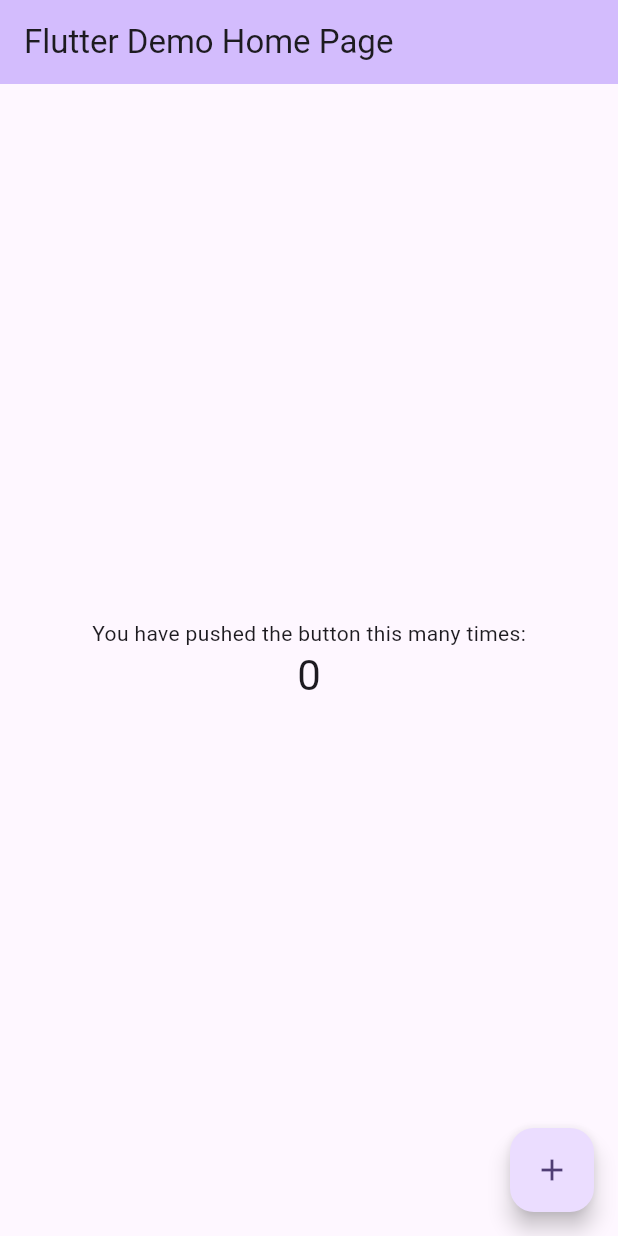
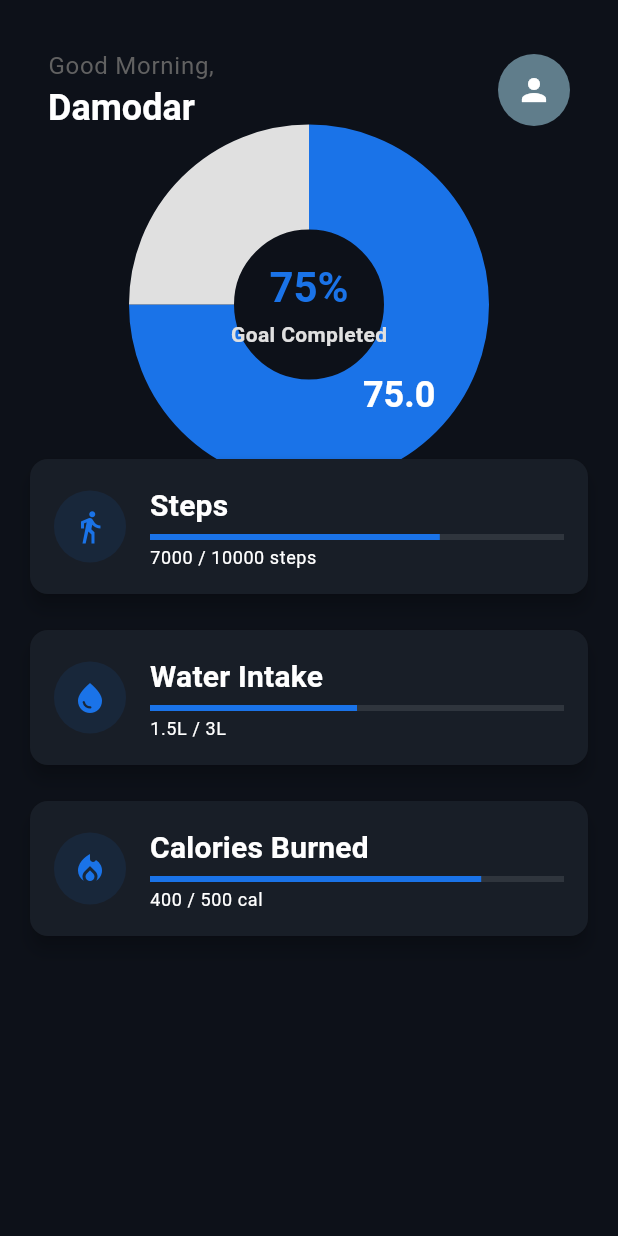
Before and after one commit to damodarsubedi/fitness_goal_tracker, a Flutter app: the screen it shows after launch, on a phone screen of 412 x 824 dp. Run offline on Flutter 3.47's test engine with Material 3 defaults, Android fonts, the phone set to English and light mode, and no system bars; drawn by our look-alikes of fl_chart; our stand-ins replace cloud_firestore, firebase_auth, firebase_core, firebase_messaging, flutter_local_notifications, flutter_riverpod; accounts and stored records are empty; Roboto replaces fonts that are missing (Montserrat).

Commit message:
theme services and dashboard ui design

```diff
--- /dev/null
+++ b/lib/app.dart
@@ -0,0 +1,12 @@
+import 'package:flutter/material.dart';
+import 'package:gym_goal_tracker/features/dashboard/presentation/dashboard_screen.dart';
+import 'package:gym_goal_tracker/shared/themes/app_theme.dart';
+
+class MyApp extends StatelessWidget {
+  const MyApp({super.key});
+
+  @override
+  Widget build(BuildContext context) {
+    return MaterialApp(title: 'Flutter Demo', theme: AppTheme.darkTheme, home: const DashboardScreen());
+  }
+}
--- a/lib/features/dashboard/presentation/dashboard_screen.dart
+++ b/lib/features/dashboard/presentation/dashboard_screen.dart
@@ -0,0 +1,43 @@
+import 'package:flutter/material.dart';
+import 'package:gym_goal_tracker/features/dashboard/widgets/completion_chart.dart';
+import 'package:gym_goal_tracker/features/dashboard/widgets/goal_summary_card.dart';
+import 'package:gym_goal_tracker/features/dashboard/widgets/dashboard_header.dart';
+
+class DashboardScreen extends StatelessWidget {
+  const DashboardScreen({super.key});
+
+  @override
+  Widget build(BuildContext context) {
+    return Scaffold(
+      body: SafeArea(
+        child: SingleChildScrollView(
+          padding: const EdgeInsets.all(16),
+          child: Column(
+            crossAxisAlignment: CrossAxisAlignment.start,
+            children: [
+              const DashboardHeader(),
+              const SizedBox(height: 24),
+              const CompletionChart(),
+              const SizedBox(height: 24),
+              const GoalSummaryCard(
+                title: "Steps",
+                progress: 0.7,
+                icon: Icons.directions_walk,
+                unit: "7000 / 10000 steps",
+              ),
+              const SizedBox(height: 16),
+              const GoalSummaryCard(title: "Water Intake", progress: 0.5, icon: Icons.water_drop, unit: "1.5L / 3L"),
+              const SizedBox(height: 16),
+              const GoalSummaryCard(
+                title: "Calories Burned",
+                progress: 0.8,
+                icon: Icons.local_fire_department,
+                unit: "400 / 500 cal",
+              ),
+            ],
+          ),
+        ),
+      ),
+    );
+  }
+}
--- a/lib/features/dashboard/widgets/completion_chart.dart
+++ b/lib/features/dashboard/widgets/completion_chart.dart
@@ -0,0 +1,69 @@
+import 'package:flutter/material.dart';
+import 'package:fl_chart/fl_chart.dart';
+
+class CompletionChart extends StatelessWidget {
+  const CompletionChart({super.key});
+
+  @override
+  Widget build(BuildContext context) {
+    return Center(
+      child: Stack(
+        alignment: Alignment.center,
+        children: [
+          SizedBox(
+            width: 150, // Width of the chart
+            height: 150, // Height of the chart
+            child: PieChart(
+              PieChartData(
+                sectionsSpace: 0, // No space between sections for a clean curve
+                centerSpaceRadius: 50, // Adjusts the space in the center
+                centerSpaceColor: Colors.transparent, // Transparent space in the center
+                borderData: FlBorderData(show: false), // Hides border for smoother look
+                startDegreeOffset: 270, // Start from the top of the circle
+                sections: [
+                  PieChartSectionData(
+                    value: 75, // 75% completed
+                    color: Theme.of(context).colorScheme.primary, // Primary color for the filled portion
+                    // title: '75%', // Percentage text inside the chart
+                    titleStyle: Theme.of(context).textTheme.headlineSmall?.copyWith(
+                      fontWeight: FontWeight.bold,
+                      color: Colors.white, // White text color to stand out on primary color
+                    ),
+                    radius: 70, // Radius of the filled section
+                  ),
+                  PieChartSectionData(
+                    value: 25, // 25% remaining
+                    color: Colors.grey.shade300, // Grey color for the remaining section
+                    title: '', // No title for this section
+                    radius: 70, // Same radius for the remaining section to match the filled portion
+                  ),
+                ],
+              ),
+            ),
+          ),
+          Column(
+            mainAxisAlignment: MainAxisAlignment.center,
+            crossAxisAlignment: CrossAxisAlignment.center,
+            children: [
+              Text(
+                '75%', // The progress value displayed in the center
+                style: Theme.of(context).textTheme.headlineMedium?.copyWith(
+                  fontWeight: FontWeight.bold,
+                  color: Theme.of(context).colorScheme.primary, // Matches with theme's primary color
+                ),
+              ),
+              const SizedBox(height: 4),
+              Text(
+                'Goal Completed', // Description below the chart
+                style: Theme.of(context).textTheme.bodyMedium?.copyWith(
+                  fontWeight: FontWeight.w600,
+                  color: Colors.grey[300], // Lighter text color for contrast
+                ),
+              ),
+            ],
+          ),
+        ],
+      ),
+    );
+  }
+}
--- /dev/null
+++ b/lib/features/dashboard/widgets/dashboard_header.dart
@@ -0,0 +1,50 @@
+import 'package:flutter/material.dart';
+
+class DashboardHeader extends StatelessWidget {
+  const DashboardHeader({super.key});
+
+  String _getGreeting() {
+    final hour = DateTime.now().hour;
+    if (hour >= 5 && hour < 12) {
+      return 'Good Morning,';
+    } else if (hour >= 12 && hour < 18) {
+      return 'Good Afternoon,';
+    } else {
+      return 'Good Evening,';
+    }
+  }
+
+  @override
+  Widget build(BuildContext context) {
+    return Padding(
+      padding: const EdgeInsets.all(16.0),
+      child: Row(
+        mainAxisAlignment: MainAxisAlignment.spaceBetween,
+        children: [
+          Column(
+            crossAxisAlignment: CrossAxisAlignment.start,
+            children: [
+              Text(
+                _getGreeting(),
+                style: Theme.of(
+                  context,
+                ).textTheme.bodyLarge?.copyWith(fontWeight: FontWeight.w400, color: Colors.grey[700]),
+              ),
+              Text(
+                'Damodar',
+                style: Theme.of(
+                  context,
+                ).textTheme.headlineSmall?.copyWith(fontWeight: FontWeight.bold, color: Colors.white),
+              ),
+            ],
+          ),
+          const CircleAvatar(
+            radius: 24,
+            backgroundColor: Colors.blueGrey,
+            child: Icon(Icons.person, color: Colors.white),
+          ),
+        ],
+      ),
+    );
+  }
+}
--- a/lib/features/dashboard/widgets/goal_summary_card.dart
+++ b/lib/features/dashboard/widgets/goal_summary_card.dart
@@ -0,0 +1,67 @@
+import 'package:flutter/material.dart';
+
+class GoalSummaryCard extends StatelessWidget {
+  final String title;
+  final double progress;
+  final IconData icon;
+  final String unit;
+
+  const GoalSummaryCard({
+    super.key,
+    required this.title,
+    required this.progress,
+    required this.icon,
+    required this.unit,
+  });
+
+  @override
+  Widget build(BuildContext context) {
+    return Card(
+      elevation: 5, // Increased elevation for better shadow contrast
+      shape: RoundedRectangleBorder(borderRadius: BorderRadius.circular(12)),
+      color: Theme.of(context).colorScheme.surface, // Light background color for the card
+      child: Padding(
+        padding: const EdgeInsets.all(16),
+        child: Row(
+          children: [
+            CircleAvatar(
+              radius: 24,
+              backgroundColor: Theme.of(context).colorScheme.primary.withValues(alpha: .1),
+              child: Icon(icon, color: Theme.of(context).colorScheme.primary),
+            ),
+            const SizedBox(width: 16),
+            Expanded(
+              child: Column(
+                crossAxisAlignment: CrossAxisAlignment.start,
+                children: [
+                  Text(
+                    title,
+                    style: Theme.of(context).textTheme.titleMedium?.copyWith(
+                      fontWeight: FontWeight.w600,
+                      color: Theme.of(context).colorScheme.onSurface, // Adjusted color for text
+                    ),
+                  ),
+                  const SizedBox(height: 4),
+                  LinearProgressIndicator(
+                    value: progress,
+                    color: Theme.of(context).colorScheme.primary,
+                    backgroundColor: Theme.of(
+                      context,
+                    ).colorScheme.onSurface.withValues(alpha: .1), // Light background for progress bar
+                  ),
+                  const SizedBox(height: 4),
+                  Text(
+                    unit,
+                    style: Theme.of(context).textTheme.bodySmall?.copyWith(
+                      color: Theme.of(context).colorScheme.onSurface, // Ensure text is visible
+                    ),
+                  ),
+                ],
+              ),
+            ),
+          ],
+        ),
+      ),
+    );
+  }
+}
--- a/lib/main.dart
+++ b/lib/main.dart
@@ -1,123 +1,16 @@
 import 'package:firebase_core/firebase_core.dart';
 import 'package:flutter/material.dart';
 import 'package:flutter_riverpod/flutter_riverpod.dart';
+import 'package:gym_goal_tracker/app.dart';
+import 'package:gym_goal_tracker/core/services/notification_service.dart';
 
 void main() async {
   WidgetsFlutterBinding.ensureInitialized();
   await Firebase.initializeApp();
-  runApp(ProviderScope(child: MyApp()));
+
+  final container = ProviderContainer();
+  final notificationService = container.read(notificationServiceProvider);
+  await notificationService.init();
+
+  runApp(UncontrolledProviderScope(container: container, child: MyApp()));
 }
-
-class MyApp extends StatelessWidget {
-  const MyApp({super.key});
-
-  // This widget is the root of your application.
-  @override
-  Widget build(BuildContext context) {
-    return MaterialApp(
-      title: 'Flutter Demo',
-      theme: ThemeData(
-        // This is the theme of your application.
-        //
-        // TRY THIS: Try running your application with "flutter run". You'll see
-        // the application has a purple toolbar. Then, without quitting the app,
-        // try changing the seedColor in the colorScheme below to Colors.green
-        // and then invoke "hot reload" (save your changes or press the "hot
-        // reload" button in a Flutter-supported IDE, or press "r" if you used
-        // the command line to start the app).
-        //
-        // Notice that the counter didn't reset back to zero; the application
-        // state is not lost during the reload. To reset the state, use hot
-        // restart instead.
-        //
-        // This works for code too, not just values: Most code changes can be
-        // tested with just a hot reload.
-        colorScheme: ColorScheme.fromSeed(seedColor: Colors.deepPurple),
-      ),
-      home: const MyHomePage(title: 'Flutter Demo Home Page'),
-    );
-  }
-}
-
-class MyHomePage extends StatefulWidget {
-  const MyHomePage({super.key, required this.title});
-
-  // This widget is the home page of your application. It is stateful, meaning
-  // that it has a State object (defined below) that contains fields that affect
-  // how it looks.
-
-  // This class is the configuration for the state. It holds the values (in this
-  // case the title) provided by the parent (in this case the App widget) and
-  // used by the build method of the State. Fields in a Widget subclass are
-  // always marked "final".
-
-  final String title;
-
-  @override
-  State<MyHomePage> createState() => _MyHomePageState();
-}
-
-class _MyHomePageState extends State<MyHomePage> {
-  int _counter = 0;
-
-  void _incrementCounter() {
-    setState(() {
-      // This call to setState tells the Flutter framework that something has
-      // changed in this State, which causes it to rerun the build method below
-      // so that the display can reflect the updated values. If we changed
-      // _counter without calling setState(), then the build method would not be
-      // called again, and so nothing would appear to happen.
-      _counter++;
-    });
-  }
-
-  @override
-  Widget build(BuildContext context) {
-    // This method is rerun every time setState is called, for instance as done
-    // by the _incrementCounter method above.
-    //
-    // The Flutter framework has been optimized to make rerunning build methods
-    // fast, so that you can just rebuild anything that needs updating rather
-    // than having to individually change instances of widgets.
-    return Scaffold(
-      appBar: AppBar(
-        // TRY THIS: Try changing the color here to a specific color (to
-        // Colors.amber, perhaps?) and trigger a hot reload to see the AppBar
-        // change color while the other colors stay the same.
-        backgroundColor: Theme.of(context).colorScheme.inversePrimary,
-        // Here we take the value from the MyHomePage object that was created by
-        // the App.build method, and use it to set our appbar title.
-        title: Text(widget.title),
-      ),
-      body: Center(
-        // Center is a layout widget. It takes a single child and positions it
-        // in the middle of the parent.
-        child: Column(
-          // Column is also a layout widget. It takes a list of children and
-          // arranges them vertically. By default, it sizes itself to fit its
-          // children horizontally, and tries to be as tall as its parent.
-          //
-          // Column has various properties to control how it sizes itself and
-          // how it positions its children. Here we use mainAxisAlignment to
-          // center the children vertically; the main axis here is the vertical
-          // axis because Columns are vertical (the cross axis would be
-          // horizontal).
-          //
-          // TRY THIS: Invoke "debug painting" (choose the "Toggle Debug Paint"
-          // action in the IDE, or press "p" in the console), to see the
-          // wireframe for each widget.
-          mainAxisAlignment: MainAxisAlignment.center,
-          children: <Widget>[
-            const Text('You have pushed the button this many times:'),
-            Text('$_counter', style: Theme.of(context).textTheme.headlineMedium),
-          ],
-        ),
-      ),
-      floatingActionButton: FloatingActionButton(
-        onPressed: _incrementCounter,
-        tooltip: 'Increment',
-        child: const Icon(Icons.add),
-      ), // This trailing comma makes auto-formatting nicer for build methods.
-    );
-  }
-}
--- a/lib/shared/themes/app_theme.dart
+++ b/lib/shared/themes/app_theme.dart
@@ -0,0 +1,33 @@
+import 'package:flutter/material.dart';
+
+class AppTheme {
+  static ThemeData darkTheme = ThemeData(
+    brightness: Brightness.dark,
+    scaffoldBackgroundColor: const Color(0xFF0D1119), // Even darker bluish background
+    primaryColor: const Color(0xFF1A73E8), // Main theme color (blue)
+    fontFamily: 'Montserrat',
+    textTheme: const TextTheme(
+      titleMedium: TextStyle(fontSize: 20, fontWeight: FontWeight.bold),
+      bodyMedium: TextStyle(fontSize: 14),
+    ),
+    appBarTheme: const AppBarTheme(
+      backgroundColor: Colors.transparent,
+      elevation: 0,
+      titleTextStyle: TextStyle(fontSize: 20, fontWeight: FontWeight.bold),
+    ),
+    elevatedButtonTheme: ElevatedButtonThemeData(
+      style: ElevatedButton.styleFrom(
+        backgroundColor: Color(0xFF1A73E8), // Button color matches the primary color
+        foregroundColor: Colors.white,
+        padding: EdgeInsets.symmetric(horizontal: 24, vertical: 12),
+        shape: RoundedRectangleBorder(borderRadius: BorderRadius.circular(12)),
+      ),
+    ),
+    colorScheme: ColorScheme.dark(
+      primary: const Color(0xFF1A73E8), // Main theme color (blue)
+      secondary: const Color(0xFF03A9F4), // Accent color (lighter blue)
+      surface: const Color(0xFF181E27), // Darker bluish surface color
+      onSurface: Colors.white, // Text color on surfaces (light text on dark surfaces)
+    ),
+  );
+}
--- a/pubspec.yaml
+++ b/pubspec.yaml
@@ -41,6 +41,8 @@
   firebase_messaging: ^15.2.5
   flutter_local_notifications: ^19.1.0
   flutter_riverpod: ^2.6.1
+  intl: ^0.20.2
+  fl_chart: ^0.71.0
 
 dev_dependencies:
   flutter_test:
```
Also changed, not shown: lib/core/services/auth_service.dart (+26 -0 lines), lib/core/services/firebase_service.dart (+16 -0 lines), lib/core/services/notification_service.dart (+38 -0 lines), lib/shared/themes/text_styles.dart (+9 -0 lines), lib/shared/widgets/custom_button.dart (+24 -0 lines), lib/shared/widgets/progress_bar.dart (+26 -0 lines), pubspec.lock, 1 other file.
